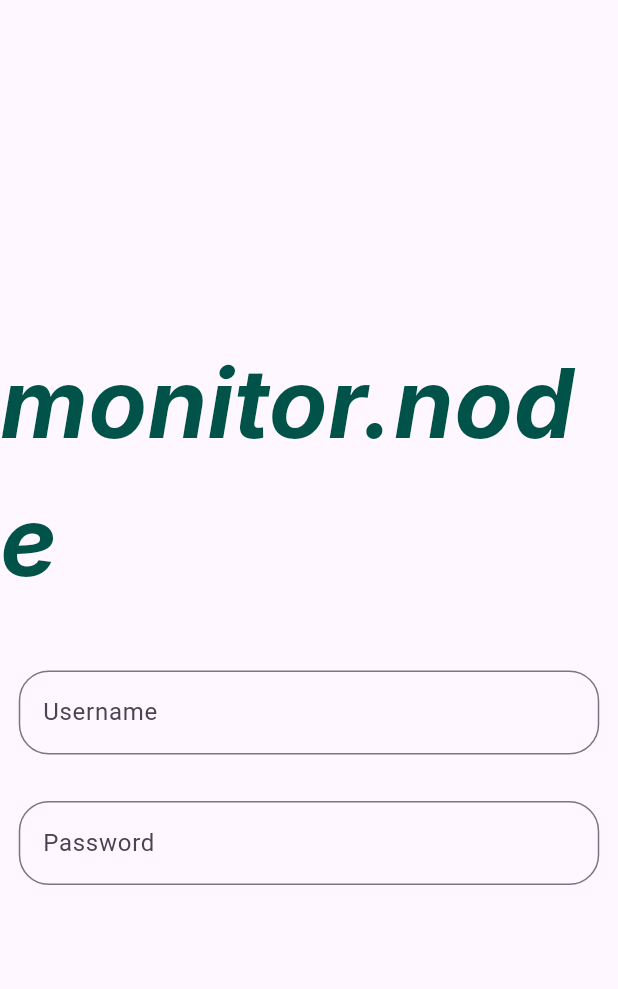
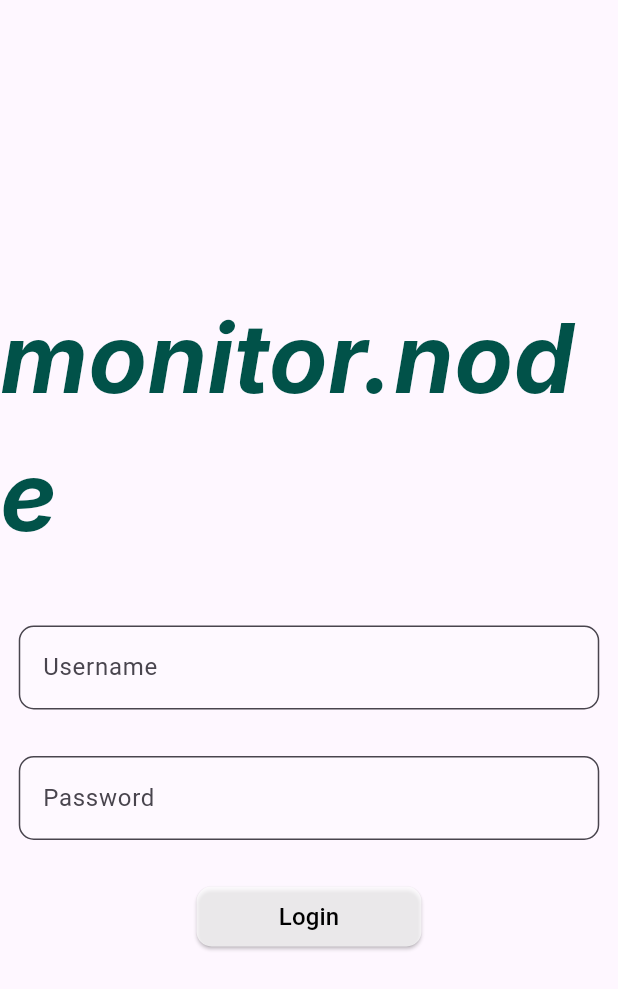
Before and after one commit to henilshahssh/resilient-distributed-computing-systems, a Flutter app: the screen it shows after launch, on a phone screen of 412 x 824 dp. Shown: the top 989 px of the screen. Run offline on Flutter 3.47's test engine with Material 2 defaults, Android fonts, the phone set to English and light mode, and no system bars; Roboto replaces fonts that are missing (Inter).

Commit message:
Update Login Screen
Fix UI and Add new button

```diff
--- a/lib/screens/logIn.dart
+++ b/lib/screens/logIn.dart
@@ -33,8 +33,12 @@ class _LoginInState extends State<LoginIn> {
               height: 67,
               child: TextFormField(
                 decoration: InputDecoration(
+                  filled: true,
+                  fillColor: Colors.white24,
                   border: OutlineInputBorder(
-                      borderRadius: BorderRadius.circular(20)),
+                    borderRadius: BorderRadius.circular(10),
+                    borderSide: BorderSide(color: Colors.white, width: 2),
+                  ),
                   labelText: 'Username',
                 ),
               ),
@@ -45,12 +49,42 @@ class _LoginInState extends State<LoginIn> {
               height: 67,
               child: TextFormField(
                 decoration: InputDecoration(
+                  filled: true,
+                  fillColor: Colors.white24,
                   border: OutlineInputBorder(
-                      borderRadius: BorderRadius.circular(20)),
+                    borderRadius: BorderRadius.circular(10),
+                    borderSide: BorderSide(color: Colors.white, width: 2),
+                  ),
                   labelText: 'Password',
                 ),
               ),
-            )
+            ),
+            SizedBox(
+              height: 20,
+            ),
+            Container(
+              width: 150,
+              height: 40,
+              child: ElevatedButton(
+                onPressed: () {
+
+                },
+                style: ButtonStyle(
+                  backgroundColor: MaterialStateProperty.all<Color>(Colors.white70),
+                  shape: MaterialStateProperty.all<RoundedRectangleBorder>(
+                    RoundedRectangleBorder(
+                      borderRadius: BorderRadius.circular(10), // Adjust the radius to make it circular
+                    ),
+                  ),
+                ),
+                child: const Text('Login',
+                  style: TextStyle(
+                    color: Colors.black,
+                    fontSize: 16,
+                  ),
+                ),
+              ),
+            ),
           ],
         ),
       ),
```
